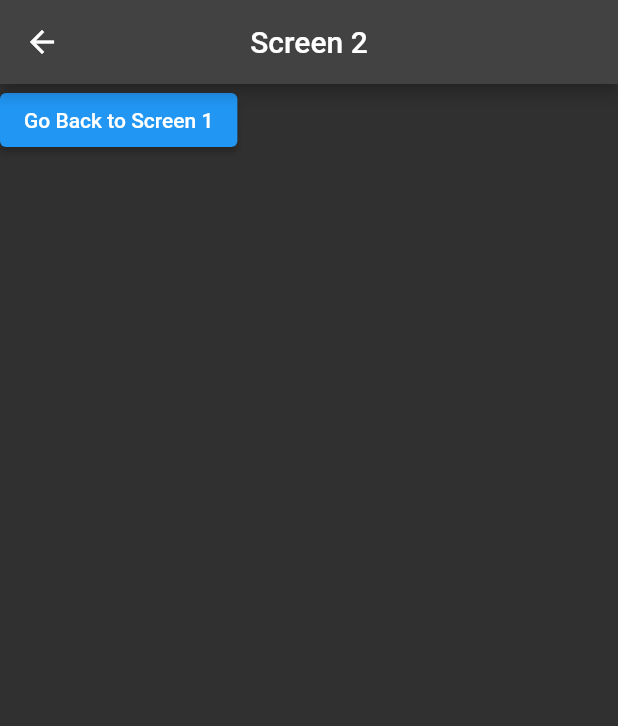
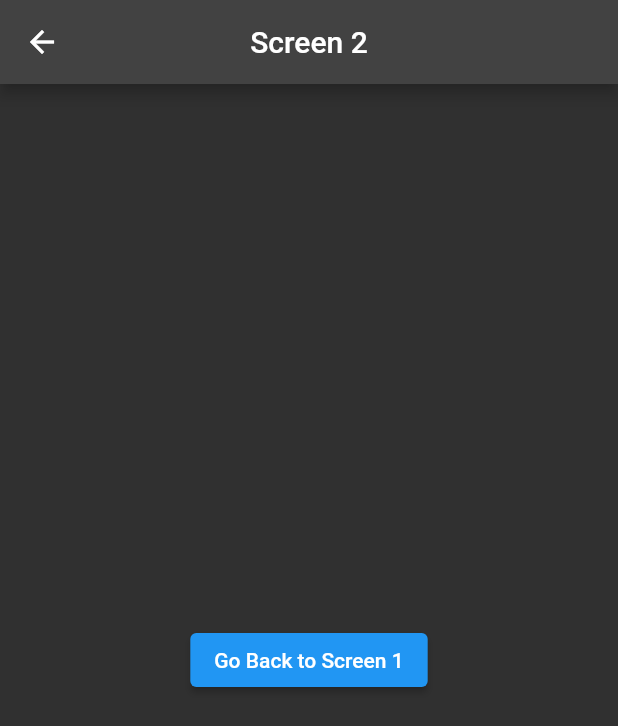
Before and after one commit to pr21Extr/flutter-app-demo, a Flutter app: the Screen2 screen opened directly, on a phone screen of 412 x 824 dp. Shown: the top 726 px of the screen. Run offline on Flutter 3.47's test engine with Material 2 defaults, Android fonts, the light colour scheme and no system bars.

Commit message:
minor styling refactor

```diff
--- a/lib/myHomePage.dart
+++ b/lib/myHomePage.dart
@@ -51,13 +51,16 @@ class Screen2 extends StatelessWidget {
         centerTitle: true,
       ),
       body: Column(
+        mainAxisAlignment: MainAxisAlignment.center, // Center the button vertically
         children: [
-          ElevatedButton(
-            onPressed: () {
-              navigateBack(
-                  context); // Use the function to navigate back to Screen1
-            },
-            child: Text('Go Back to Screen 1'),
+          Center(
+            child: ElevatedButton(
+              onPressed: () {
+                navigateBack(
+                    context); // Use the function to navigate back to Screen1
+              },
+              child: Text('Go Back to Screen 1'),
+            ),
           ),
         ],
       ),
```
